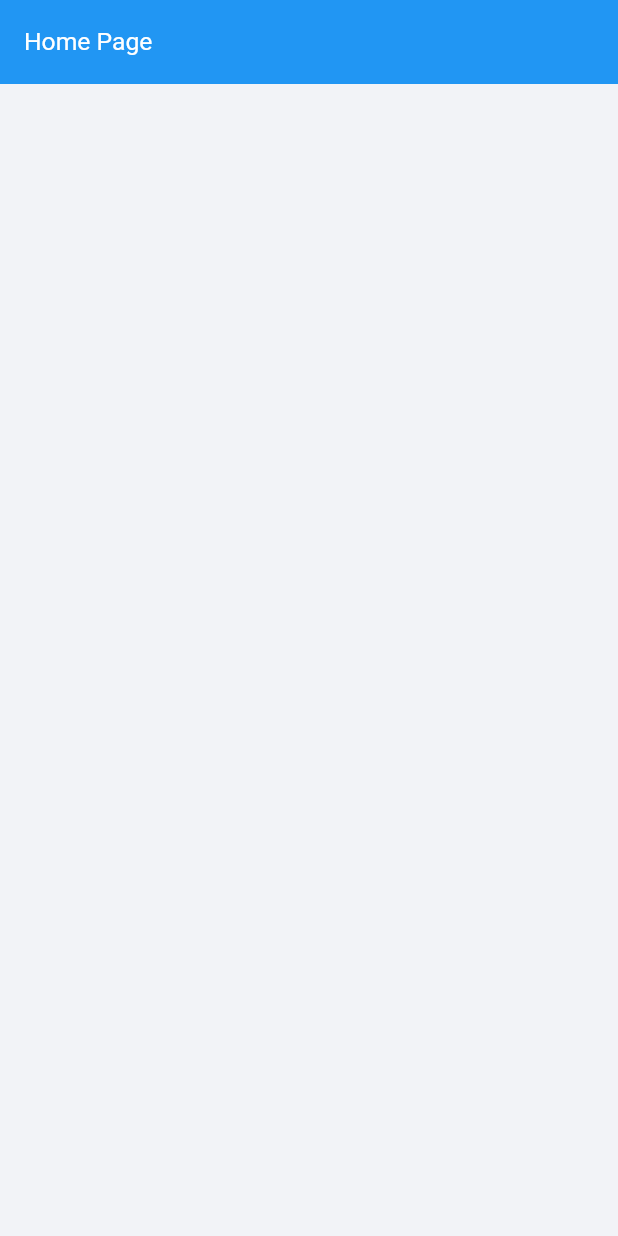
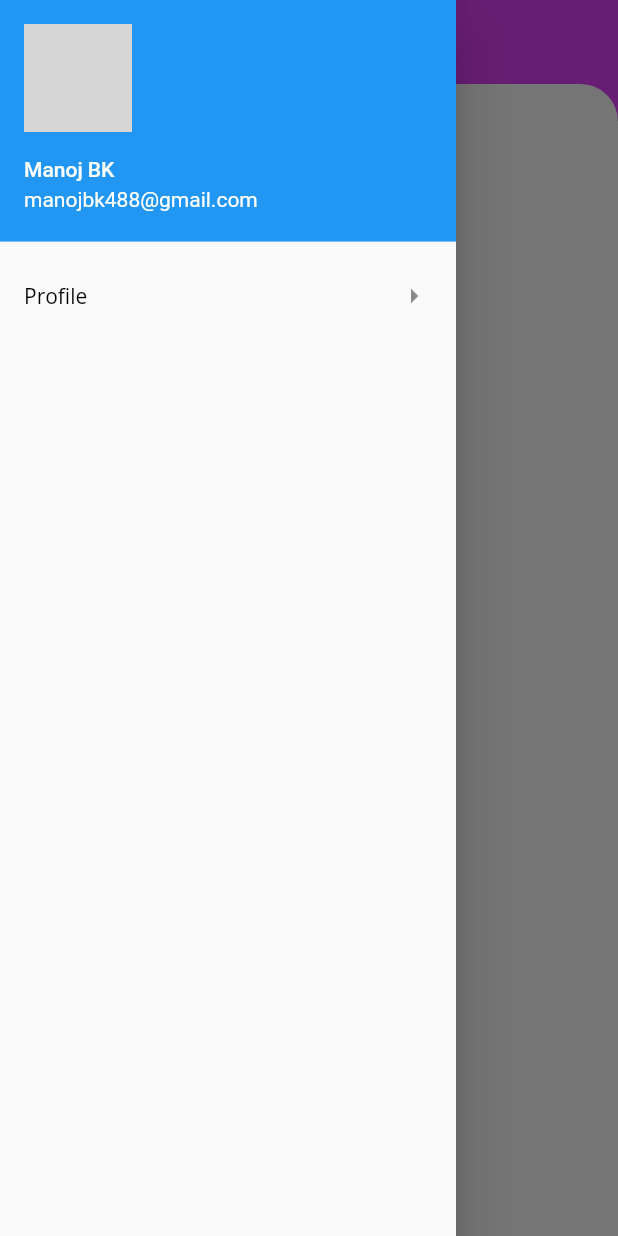
Before and after one commit to Manoj882/home_rent_app, a Flutter app: the HomeScreen screen opened directly, with the side drawer open (before the commit the screen has no drawer), on a phone screen of 412 x 824 dp. Run offline on Flutter 3.47's test engine with Material 2 defaults, Android fonts, the light colour scheme and no system bars; our stand-ins replace firebase_auth, firebase_core; accounts and stored records are empty; network calls fail; grey boxes are pictures that could not be loaded.

Commit message:
added profile screen, drawer and FirebaseUser model

```diff
--- a/home_rent_app/lib/screens/authentication/singup_screen.dart
+++ b/home_rent_app/lib/screens/authentication/singup_screen.dart
@@ -21,6 +21,7 @@ class SignUpScreen extends StatelessWidget {
   @override
   Widget build(BuildContext context) {
     return Scaffold(
+      backgroundColor: const Color(0xfff2f3f7),
 
       body: SafeArea(
         child: Stack(
--- a/home_rent_app/lib/screens/home_screen.dart
+++ b/home_rent_app/lib/screens/home_screen.dart
@@ -1,16 +1,62 @@
 import 'package:flutter/material.dart';
+import 'package:home_rent_app/constants/constants.dart';
+import 'package:home_rent_app/screens/profile/user_profile_screen.dart';
+import 'package:home_rent_app/utils/navigate.dart';
+import 'package:home_rent_app/utils/size_config.dart';
+import 'package:home_rent_app/widgets/curved_body_widget.dart';
 
 class HomeScreen extends StatelessWidget {
-  const HomeScreen({ Key? key }) : super(key: key);
+  const HomeScreen({Key? key}) : super(key: key);
+
+  final image =
+      "https://i.pinimg.com/200x/c2/c0/d6/c2c0d6eb1c80d8ad3b81ac1650df059d.jpg";
 
   @override
   Widget build(BuildContext context) {
     return Scaffold(
       appBar: AppBar(
-        title: Text("Home Page"),
-
+        title: const Text("Welcome Home"),
+        centerTitle: true,
       ),
-
+      drawer: Drawer(
+        child: Column(
+          children: [
+            UserAccountsDrawerHeader(
+              accountName: const Text("Manoj BK"),
+              accountEmail: const Text("manojbk488@gmail.com"),
+              currentAccountPicture: Hero(
+                tag: "image-url",
+                child: CircleAvatar(
+                  backgroundImage: NetworkImage(image),
+                ),
+              ),
+            ),
+            ListTile(
+              title: const Text("Profile"),
+              trailing: const Icon(
+                Icons.arrow_right_outlined,
+              ),
+              onTap: () => Navigate(
+                context,
+                UserProfileScreen(
+                  imageUrl: image,
+                ),
+              ),
+            ),
+          ],
+        ),
+      ),
+      body: CurvedBodyWidget(
+        widget: SingleChildScrollView(
+          child: Column(
+            children: const [
+              Text(
+                "Welcome to Rent App",
+              ),
+            ],
+          ),
+        ),
+      ),
     );
   }
 }
--- /dev/null
+++ b/home_rent_app/lib/widgets/curved_body_widget.dart
@@ -0,0 +1,26 @@
+import 'package:flutter/material.dart';
+import 'package:home_rent_app/constants/constants.dart';
+
+import '../utils/size_config.dart';
+
+class CurvedBodyWidget extends StatelessWidget {
+  const CurvedBodyWidget({required this.widget, Key? key }) : super(key: key);
+
+  final Widget widget;
+
+  @override
+  Widget build(BuildContext context) {
+    return Container(
+        padding: basePadding,
+        height: SizeConfig.height * 100,
+        width: SizeConfig.width * 100,
+        decoration: const BoxDecoration(
+          borderRadius: BorderRadius.vertical(
+            top: Radius.circular(25),
+          ),
+          color: Colors.white,
+        ),
+        child: widget,
+        );
+  }
+}
```
Also changed, not shown: home_rent_app/lib/models/firebase_user.dart (added, +15 -0 lines), home_rent_app/lib/screens/authentication/login_screen.dart (+15 -4 lines), home_rent_app/lib/screens/profile/user_profile_screen.dart (added, +94 -0 lines), home_rent_app/lib/theme/theme_data.dart (+5 -4 lines), home_rent_app/lib/utils/navigate.dart (added, +10 -0 lines), home_rent_app/lib/utils/validation_mixin.dart (+21 -0 lines), 1 other file.
